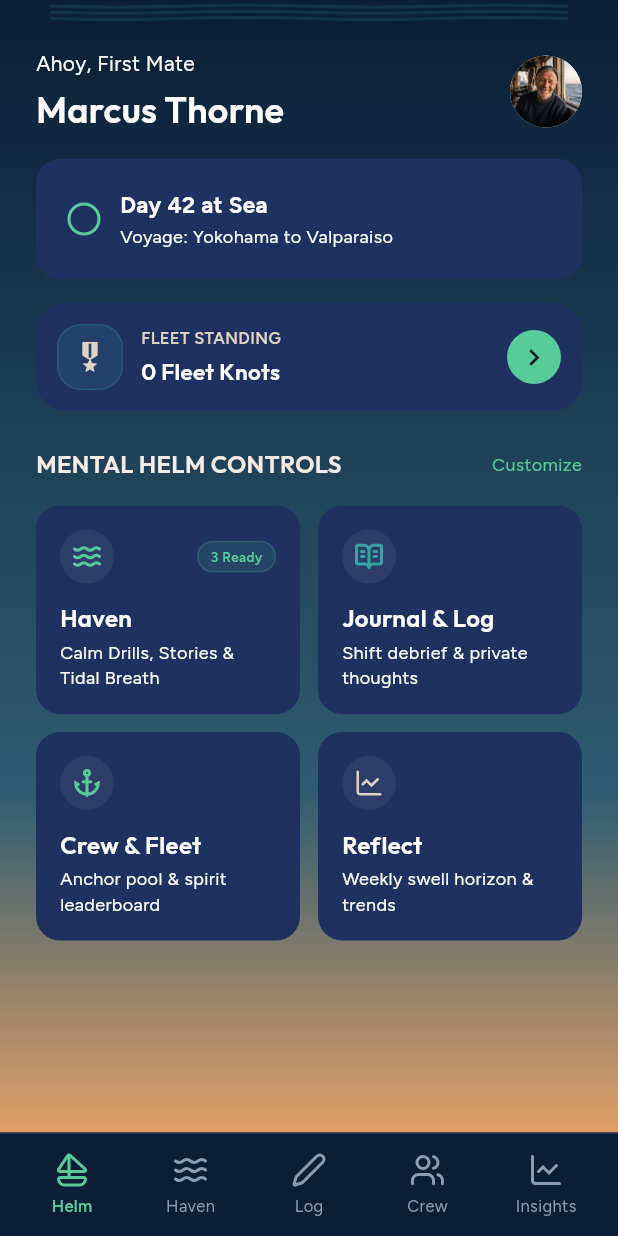
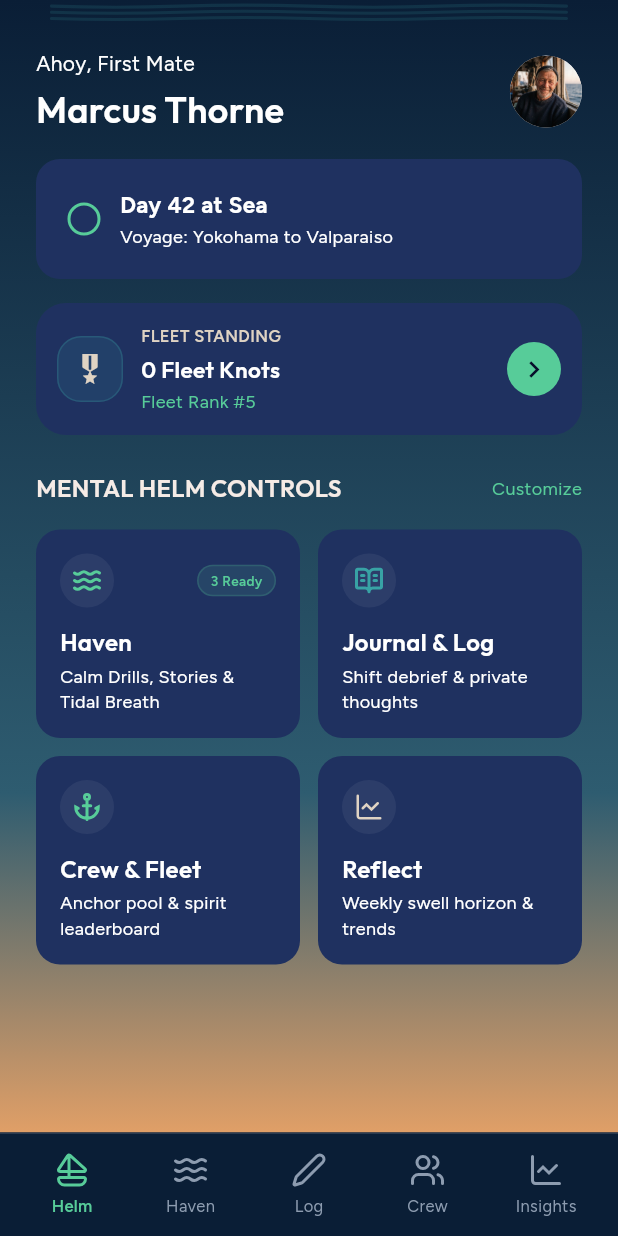
Before and after one commit to deeptech86/wavemind, a Flutter app: the HomeDashboardScreen screen opened directly, on a phone screen of 412 x 824 dp. Run offline on Flutter 3.47's test engine with Material 3 defaults, Android fonts, the phone set to English and light mode, and no system bars; our stand-ins replace flutter_secure_storage, flutter_svg, google_fonts, just_audio, sensors_plus, sqflite; missing offline and left inert: health; accounts and stored records are empty.

Commit message:
Show Fleet Rank on Helm + Fleet Spirit; sync button joins the badge row
Adds a shared currentFleetRank() helper (wraps WellnessStats.rankAmong
against the mock competitor roster) so both Helm's Fleet Standing
banner and Crew's Your Contribution card display the user's live
leaderboard position, not just their Fleet Knots total.

In Your Contribution, the Sync Watch Data button moves from its own
row into the same horizontal Wrap as the Steady Helm and Sea Logs
Filed badges, alongside a new Fleet Rank badge.

```diff
--- a/lib/screens/community_connect_screen.dart
+++ b/lib/screens/community_connect_screen.dart
@@ -8,6 +8,13 @@ import '../theme/app_theme.dart';
 import '../theme/app_typography.dart';
 import '../widgets/tide_bottom_nav.dart';
 import 'anonymous_chat_screen.dart';
+
+/// The user's live rank among the fixed mock competitor roster, derived from
+/// their real Fleet Knots total. Exposed (rather than the roster itself) so
+/// other screens — e.g. Helm's Fleet Standing banner — can show the same rank
+/// without duplicating or exposing the mock leaderboard data.
+int currentFleetRank(int totalKnots) =>
+    WellnessStats.rankAmong(totalKnots, _Leaderboard.competitorKnots);
 
 /// "Crew" screen (Stitch "crew_fleet_leaderboard" redesign).
 ///
@@ -483,12 +490,7 @@ class _FleetSpiritView extends StatelessWidget {
 
   @override
   Widget build(BuildContext context) {
-    // The user's live rank among the (static) mock competitors, derived from
-    // their real Fleet Knots total.
-    final rank = WellnessStats.rankAmong(
-      summary.totalKnots,
-      _Leaderboard.competitorKnots,
-    );
+    final rank = currentFleetRank(summary.totalKnots);
     return Column(
       crossAxisAlignment: CrossAxisAlignment.start,
       children: [
@@ -737,12 +739,17 @@ class _ContributionCard extends StatelessWidget {
                 label: '${summary.seaLogsFiled} Sea Logs Filed',
                 color: AppColors.sand,
               ),
-            ],
+              _KnotBadge(
+                icon: Icons.military_tech,
+                label: 'Fleet Rank #$rank',
+                color: AppColors.cream,
               ),
               _HealthSyncButton(
                 repository: repository,
                 healthService: healthService,
                 onSynced: onSynced,
+              ),
+            ],
           ),
         ],
       ),
@@ -886,11 +893,7 @@ class _HealthSyncButtonState extends State<_HealthSyncButton> {
     if (_phase == _SyncPhase.unsupported) return const SizedBox.shrink();
 
     final syncing = _phase == _SyncPhase.syncing;
-    return Padding(
-      padding: const EdgeInsets.only(top: 16),
-      child: Align(
-        alignment: Alignment.centerLeft,
-        child: Material(
+    return Material(
       color: AppColors.seafoamFaint,
       borderRadius: BorderRadius.circular(AppTheme.radiusPill),
       child: InkWell(
@@ -911,11 +914,7 @@ class _HealthSyncButtonState extends State<_HealthSyncButton> {
                   ),
                 )
               else
-                    const Icon(
-                      Icons.sync,
-                      size: 16,
-                      color: AppColors.seafoam,
-                    ),
+                const Icon(Icons.sync, size: 16, color: AppColors.seafoam),
               const SizedBox(width: 8),
               Text(
                 syncing ? 'Syncing…' : 'Sync Watch Data',
@@ -925,8 +924,6 @@ class _HealthSyncButtonState extends State<_HealthSyncButton> {
                 ),
               ),
             ],
-              ),
-            ),
           ),
         ),
       ),
--- a/lib/screens/home_dashboard_screen.dart
+++ b/lib/screens/home_dashboard_screen.dart
@@ -72,6 +72,7 @@ class _HomeDashboardScreenState extends State<HomeDashboardScreen> {
                     children: [
                       _LeaderboardScoreBanner(
                         totalKnots: _summary.totalKnots,
+                        rank: currentFleetRank(_summary.totalKnots),
                         onTap: () => _open(
                           context,
                           const CommunityConnectScreen(
@@ -236,9 +237,14 @@ class _VoyageBanner extends StatelessWidget {
 /// user's real Fleet Knots total and deep-links straight into the Fleet Spirit
 /// leaderboard tab on Crew.
 class _LeaderboardScoreBanner extends StatelessWidget {
-  const _LeaderboardScoreBanner({required this.totalKnots, required this.onTap});
+  const _LeaderboardScoreBanner({
+    required this.totalKnots,
+    required this.rank,
+    required this.onTap,
+  });
 
   final int totalKnots;
+  final int rank;
   final VoidCallback onTap;
 
   @override
@@ -285,6 +291,14 @@ class _LeaderboardScoreBanner extends StatelessWidget {
                     Text(
                       '$totalKnots Fleet Knots',
                       style: AppTextStyles.cardTitleSmall,
+                      overflow: TextOverflow.ellipsis,
+                    ),
+                    const SizedBox(height: 2),
+                    Text(
+                      'Fleet Rank #$rank',
+                      style: AppTextStyles.caption.copyWith(
+                        color: AppColors.seafoam,
+                      ),
                       overflow: TextOverflow.ellipsis,
                     ),
                   ],
```
Also changed, not shown: 1 other file. Lines whose indentation alone changed are shown as unchanged.
